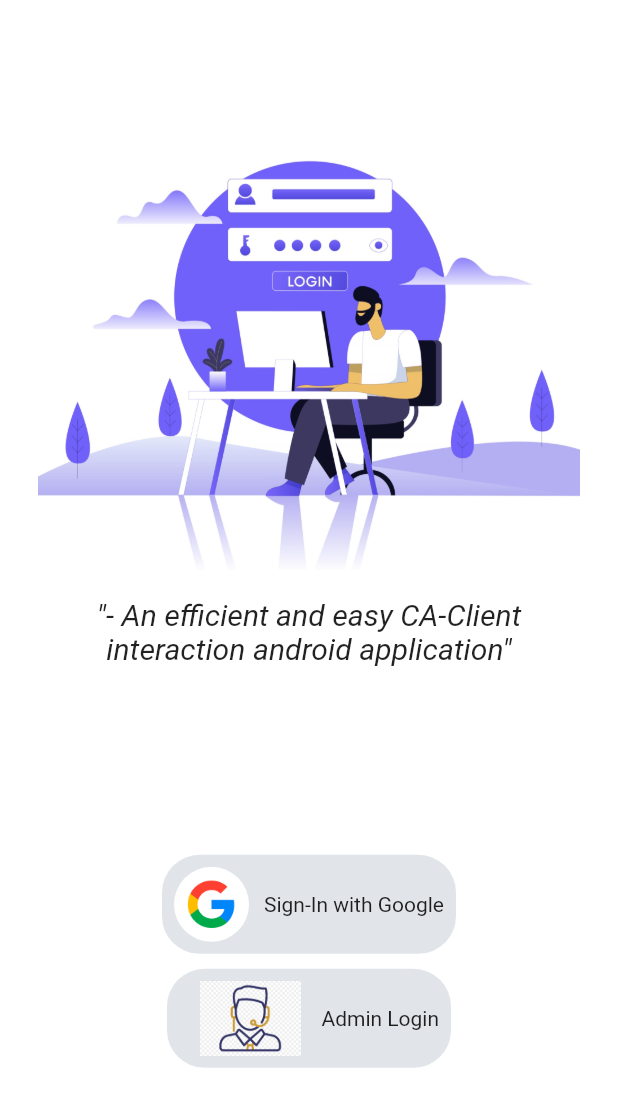
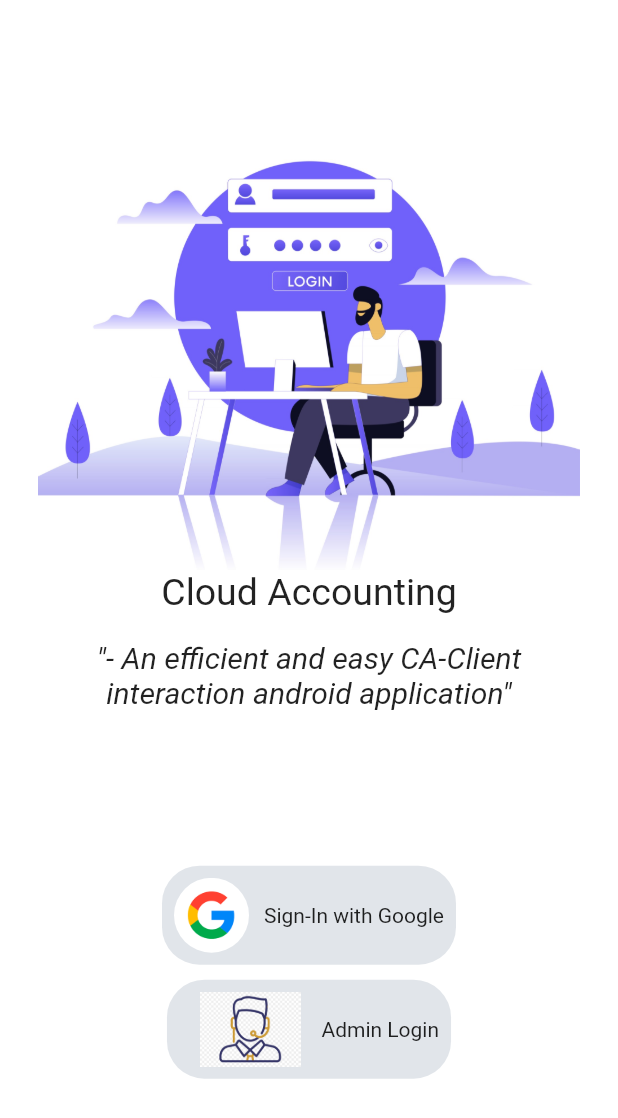
Before and after one commit to RohanDoshi21/Dark-Knights-App, a Flutter app: the screen it shows after launch, on a phone screen of 412 x 824 dp. Shown: the top 1118 px of the screen. Run offline on Flutter 3.47's test engine with Material 2 defaults, Android fonts, the phone set to English and light mode, and no system bars; our stand-ins replace cloud_firestore, firebase_auth, firebase_core, fluttertoast, google_sign_in; missing offline and left inert: elastic_drawer; accounts and stored records are empty.

Commit message:
text changed

```diff
--- a/lib/screens/login.dart
+++ b/lib/screens/login.dart
@@ -18,10 +18,6 @@ class LoginScreen extends StatelessWidget {
           children: [
             Container(
               color: Colors.white.withOpacity(0.8),
-              child: const Text(
-                "Dark screen",
-                style: TextStyle(color: Colors.white),
-              ),
               height: MediaQuery.of(context).size.height,
               width: MediaQuery.of(context).size.width,
             ),
@@ -52,7 +48,10 @@ class LoginScreen extends StatelessWidget {
                               child: Image.asset("assets/images/login2.jpg"),
                             ),
                           ),
-                          //TODO: A small tagline
+                          const Text(
+                            "Cloud Accounting",
+                            style: TextStyle(fontSize: 25),
+                          ),
                           const Padding(
                             padding: EdgeInsets.all(18.0),
                             child: Text(
```
